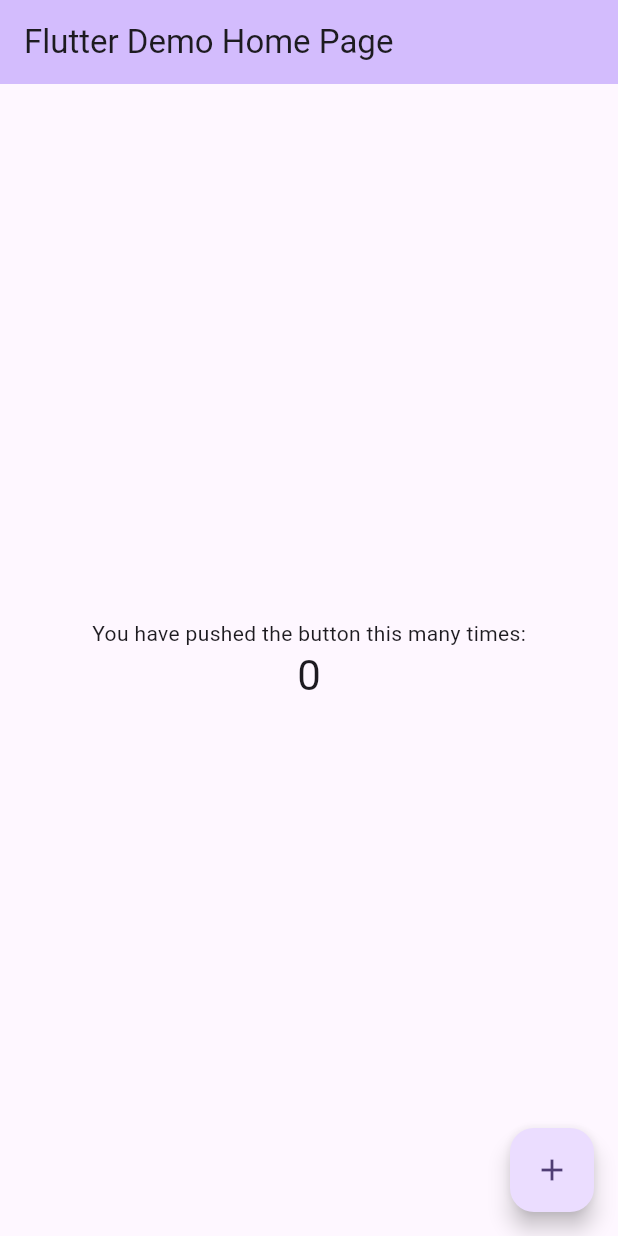
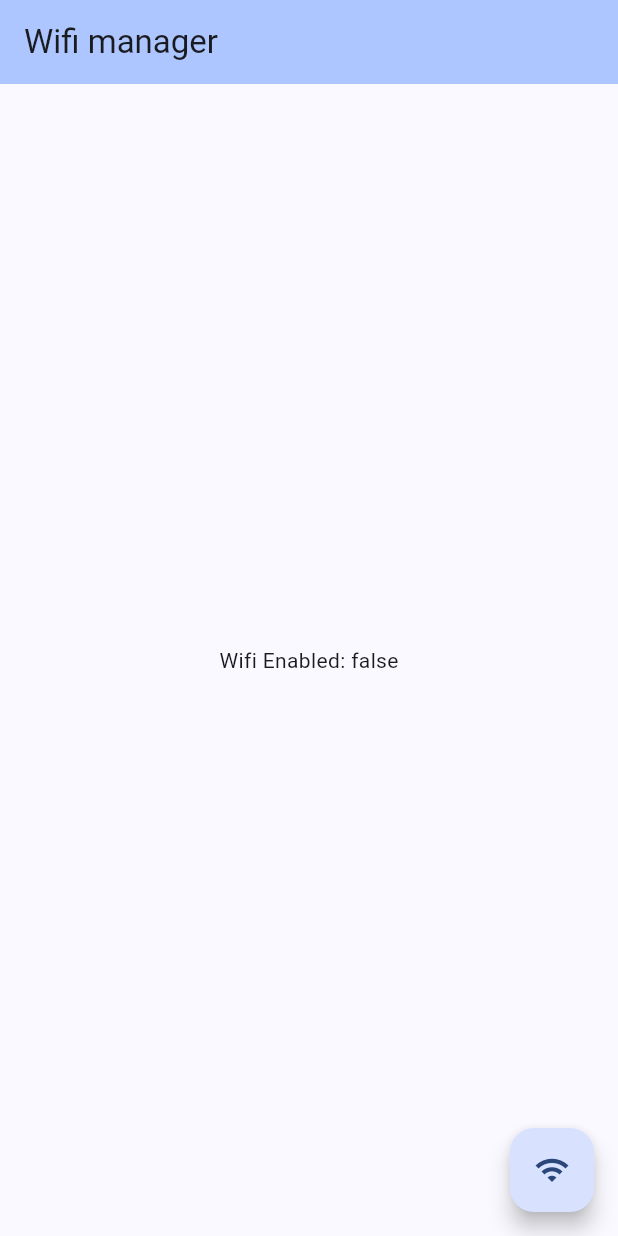
Before and after one commit to AliDeeb/wifi-manager, a Flutter app: the screen it shows after launch, on a phone screen of 412 x 824 dp. Run offline on Flutter 3.47's test engine with Material 3 defaults, Android fonts, the phone set to English and light mode, and no system bars.

Commit message:
added example.

```diff
--- a/lib/main.dart
+++ b/lib/main.dart
@@ -1,4 +1,5 @@
 import 'package:flutter/material.dart';
+import 'package:wifi_manager/wifi_manager.dart';
 
 void main() {
   runApp(const MyApp());
@@ -11,42 +12,18 @@ class MyApp extends StatelessWidget {
   @override
   Widget build(BuildContext context) {
     return MaterialApp(
-      title: 'Flutter Demo',
+      title: 'Wifi manager Demo',
+      debugShowCheckedModeBanner: false,
       theme: ThemeData(
-        // This is the theme of your application.
-        //
-        // TRY THIS: Try running your application with "flutter run". You'll see
-        // the application has a purple toolbar. Then, without quitting the app,
-        // try changing the seedColor in the colorScheme below to Colors.green
-        // and then invoke "hot reload" (save your changes or press the "hot
-        // reload" button in a Flutter-supported IDE, or press "r" if you used
-        // the command line to start the app).
-        //
-        // Notice that the counter didn't reset back to zero; the application
-        // state is not lost during the reload. To reset the state, use hot
-        // restart instead.
-        //
-        // This works for code too, not just values: Most code changes can be
-        // tested with just a hot reload.
-        colorScheme: ColorScheme.fromSeed(seedColor: Colors.deepPurple),
-        useMaterial3: true,
+        colorScheme: ColorScheme.fromSeed(seedColor: Colors.blueAccent),
       ),
-      home: const MyHomePage(title: 'Flutter Demo Home Page'),
+      home: const MyHomePage(title: 'Wifi manager'),
     );
   }
 }
 
 class MyHomePage extends StatefulWidget {
   const MyHomePage({super.key, required this.title});
-
-  // This widget is the home page of your application. It is stateful, meaning
-  // that it has a State object (defined below) that contains fields that affect
-  // how it looks.
-
-  // This class is the configuration for the state. It holds the values (in this
-  // case the title) provided by the parent (in this case the App widget) and
-  // used by the build method of the State. Fields in a Widget subclass are
-  // always marked "final".
 
   final String title;
 
@@ -55,71 +32,58 @@ class MyHomePage extends StatefulWidget {
 }
 
 class _MyHomePageState extends State<MyHomePage> {
-  int _counter = 0;
+  bool? wifiStatus;
+  late Future<void> getWifiStatusFunc;
 
-  void _incrementCounter() {
-    setState(() {
-      // This call to setState tells the Flutter framework that something has
-      // changed in this State, which causes it to rerun the build method below
-      // so that the display can reflect the updated values. If we changed
-      // _counter without calling setState(), then the build method would not be
-      // called again, and so nothing would appear to happen.
-      _counter++;
-    });
+  @override
+  void initState() {
+    super.initState();
+    getWifiStatusFunc = getWifiStatus();
+  }
+
+  Future<bool?> getWifiStatus() async {
+    final result = await WifiManager.isWifiEnabled();
+    setState(() => wifiStatus = result);
+    return result;
   }
 
   @override
   Widget build(BuildContext context) {
-    // This method is rerun every time setState is called, for instance as done
-    // by the _incrementCounter method above.
-    //
-    // The Flutter framework has been optimized to make rerunning build methods
-    // fast, so that you can just rebuild anything that needs updating rather
-    // than having to individually change instances of widgets.
     return Scaffold(
       appBar: AppBar(
-        // TRY THIS: Try changing the color here to a specific color (to
-        // Colors.amber, perhaps?) and trigger a hot reload to see the AppBar
-        // change color while the other colors stay the same.
         backgroundColor: Theme.of(context).colorScheme.inversePrimary,
-        // Here we take the value from the MyHomePage object that was created by
-        // the App.build method, and use it to set our appbar title.
         title: Text(widget.title),
       ),
       body: Center(
-        // Center is a layout widget. It takes a single child and positions it
-        // in the middle of the parent.
-        child: Column(
-          // Column is also a layout widget. It takes a list of children and
-          // arranges them vertically. By default, it sizes itself to fit its
-          // children horizontally, and tries to be as tall as its parent.
-          //
-          // Column has various properties to control how it sizes itself and
-          // how it positions its children. Here we use mainAxisAlignment to
-          // center the children vertically; the main axis here is the vertical
-          // axis because Columns are vertical (the cross axis would be
-          // horizontal).
-          //
-          // TRY THIS: Invoke "debug painting" (choose the "Toggle Debug Paint"
-          // action in the IDE, or press "p" in the console), to see the
-          // wireframe for each widget.
-          mainAxisAlignment: MainAxisAlignment.center,
-          children: <Widget>[
-            const Text(
-              'You have pushed the button this many times:',
-            ),
-            Text(
-              '$_counter',
-              style: Theme.of(context).textTheme.headlineMedium,
-            ),
-          ],
+        child: FutureBuilder(
+          future: getWifiStatusFunc,
+          builder: (context, snapshot) {
+            if (snapshot.connectionState == ConnectionState.waiting) {
+              return const CircularProgressIndicator();
+            }
+
+            if (snapshot.hasData) {
+              return Text("Wifi Enabled: $wifiStatus");
+            } else {
+              return const Text("Error get wifi status");
+            }
+          },
         ),
       ),
-      floatingActionButton: FloatingActionButton(
-        onPressed: _incrementCounter,
-        tooltip: 'Increment',
-        child: const Icon(Icons.add),
-      ), // This trailing comma makes auto-formatting nicer for build methods.
+      floatingActionButton: wifiStatus != null
+          ? FloatingActionButton(
+              child: Icon(wifiStatus! ? Icons.wifi_off : Icons.wifi),
+              onPressed: () async {
+                if (wifiStatus!) {
+                  await WifiManager.turnOffWifi();
+                  setState(() => wifiStatus = false);
+                } else {
+                  await WifiManager.turnOnWifi();
+                  setState(() => wifiStatus = true);
+                }
+              },
+            )
+          : null,
     );
   }
 }
```
